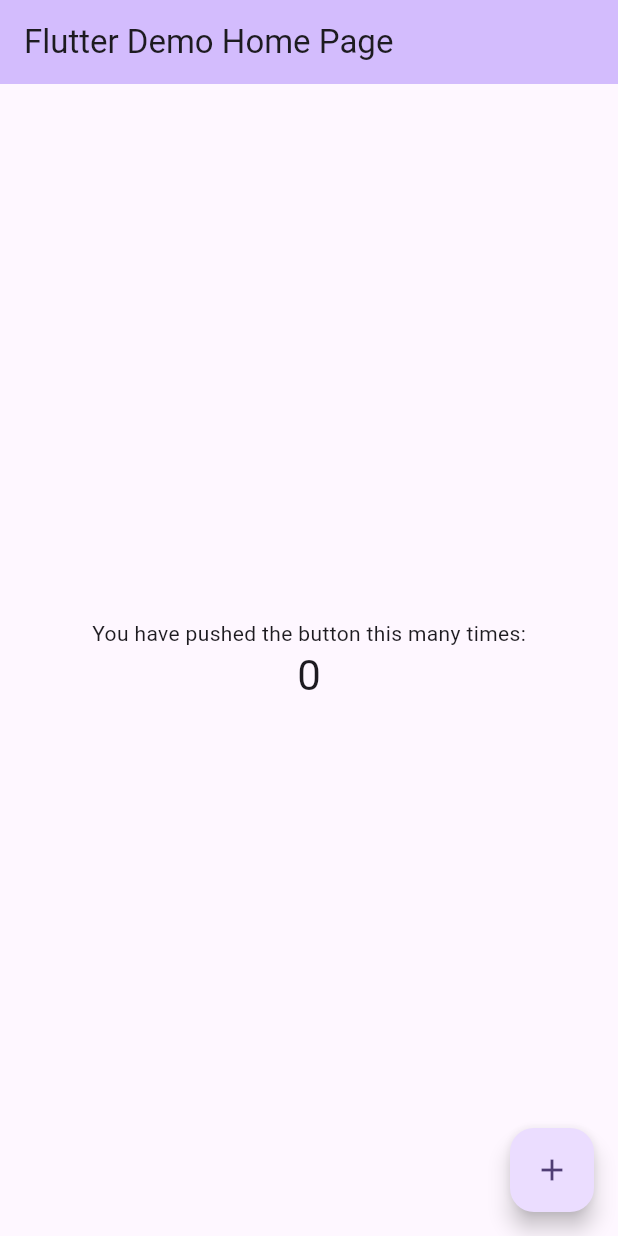
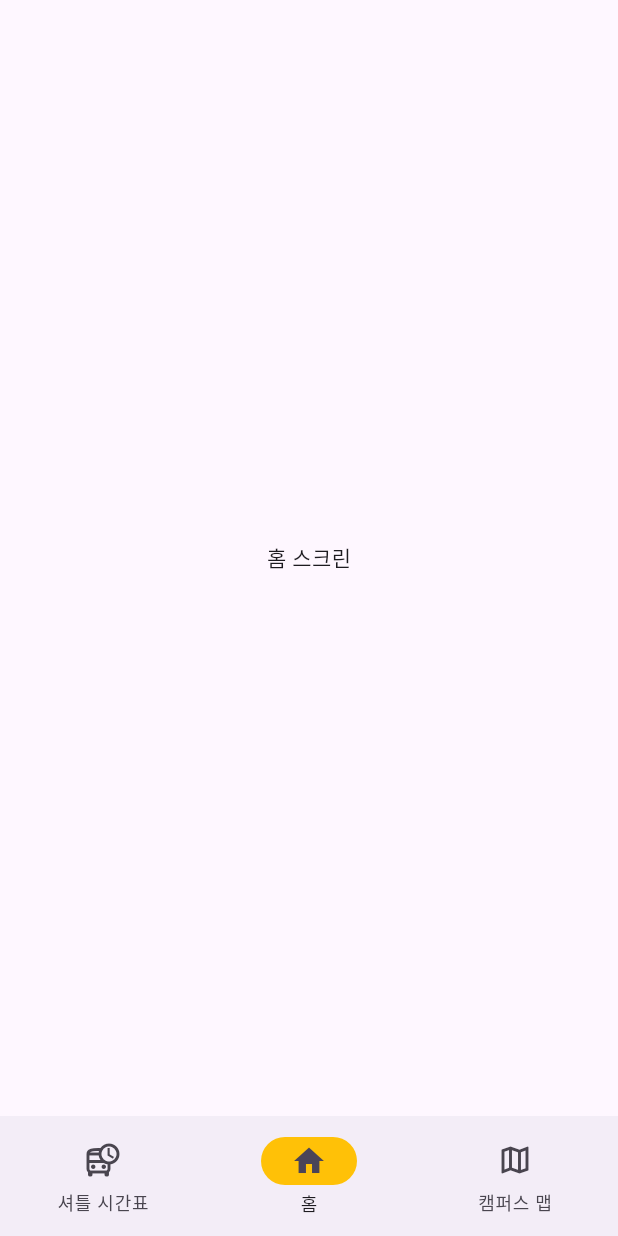
Before and after one commit to l22hs2/Campus-ShuttleBus-Noti, a Flutter app: the screen it shows after launch, on a phone screen of 412 x 824 dp. Run offline on Flutter 3.47's test engine with Material 3 defaults, Android fonts, the phone set to English and light mode, and no system bars.

Commit message:
네비게이션 바 구현

```diff
--- a/App/csn/lib/main.dart
+++ b/App/csn/lib/main.dart
@@ -1,125 +1,97 @@
+// import 'package:flutter/material.dart';
+
+// void main() {
+//   runApp(const MyApp());
+// }
+
+// class MyApp extends StatelessWidget {
+//   const MyApp({super.key});
+
+//   // This widget is the root of your application.
+//   @override
+//   Widget build(BuildContext context) {
+//     return MaterialApp(
+//       title: 'Flutter Demo',
+//       theme: ThemeData(
+//         colorScheme: ColorScheme.fromSeed(seedColor: Colors.deepPurple),
+//         useMaterial3: true,
+//       ),
+//       home: const MyHomePage(title: 'Flutter Demo Home Page'),
+//     );
+//   }
+// }
+
+import 'package:csn/screen/bus_schedule.dart';
 import 'package:flutter/material.dart';
 
-void main() {
-  runApp(const MyApp());
-}
+import 'screen/campus_map.dart';
+import 'screen/home_screen.dart';
 
-class MyApp extends StatelessWidget {
-  const MyApp({super.key});
+/// Flutter code sample for [NavigationBar].
 
-  // This widget is the root of your application.
+void main() => runApp(const NavigationBarApp());
+
+class NavigationBarApp extends StatelessWidget {
+  const NavigationBarApp({super.key});
+
   @override
   Widget build(BuildContext context) {
     return MaterialApp(
-      title: 'Flutter Demo',
-      theme: ThemeData(
-        // This is the theme of your application.
-        //
-        // TRY THIS: Try running your application with "flutter run". You'll see
-        // the application has a purple toolbar. Then, without quitting the app,
-        // try changing the seedColor in the colorScheme below to Colors.green
-        // and then invoke "hot reload" (save your changes or press the "hot
-        // reload" button in a Flutter-supported IDE, or press "r" if you used
-        // the command line to start the app).
-        //
-        // Notice that the counter didn't reset back to zero; the application
-        // state is not lost during the reload. To reset the state, use hot
-        // restart instead.
-        //
-        // This works for code too, not just values: Most code changes can be
-        // tested with just a hot reload.
-        colorScheme: ColorScheme.fromSeed(seedColor: Colors.deepPurple),
-        useMaterial3: true,
-      ),
-      home: const MyHomePage(title: 'Flutter Demo Home Page'),
+      theme: ThemeData(useMaterial3: true),
+      home: const NavigationExample(),
     );
   }
 }
 
-class MyHomePage extends StatefulWidget {
-  const MyHomePage({super.key, required this.title});
-
-  // This widget is the home page of your application. It is stateful, meaning
-  // that it has a State object (defined below) that contains fields that affect
-  // how it looks.
-
-  // This class is the configuration for the state. It holds the values (in this
-  // case the title) provided by the parent (in this case the App widget) and
-  // used by the build method of the State. Fields in a Widget subclass are
-  // always marked "final".
-
-  final String title;
+class NavigationExample extends StatefulWidget {
+  const NavigationExample({super.key});
 
   @override
-  State<MyHomePage> createState() => _MyHomePageState();
+  State<NavigationExample> createState() => _NavigationExampleState();
 }
 
-class _MyHomePageState extends State<MyHomePage> {
-  int _counter = 0;
-
-  void _incrementCounter() {
-    setState(() {
-      // This call to setState tells the Flutter framework that something has
-      // changed in this State, which causes it to rerun the build method below
-      // so that the display can reflect the updated values. If we changed
-      // _counter without calling setState(), then the build method would not be
-      // called again, and so nothing would appear to happen.
-      _counter++;
-    });
-  }
+class _NavigationExampleState extends State<NavigationExample> {
+  int currentPageIndex = 1;
 
   @override
   Widget build(BuildContext context) {
-    // This method is rerun every time setState is called, for instance as done
-    // by the _incrementCounter method above.
-    //
-    // The Flutter framework has been optimized to make rerunning build methods
-    // fast, so that you can just rebuild anything that needs updating rather
-    // than having to individually change instances of widgets.
+    final ThemeData theme = Theme.of(context);
     return Scaffold(
-      appBar: AppBar(
-        // TRY THIS: Try changing the color here to a specific color (to
-        // Colors.amber, perhaps?) and trigger a hot reload to see the AppBar
-        // change color while the other colors stay the same.
-        backgroundColor: Theme.of(context).colorScheme.inversePrimary,
-        // Here we take the value from the MyHomePage object that was created by
-        // the App.build method, and use it to set our appbar title.
-        title: Text(widget.title),
+      bottomNavigationBar: NavigationBar(
+        // 콜백 메서드. 한 destination이 선택되었을 때 호출. selectedIndex값 업데이트. NavigationBar Rebuild
+        onDestinationSelected: (int index) {
+          setState(() {
+            currentPageIndex = index; // 인덱스 변수 업데이트
+          });
+        },
+        indicatorColor: Colors.amber,
+        // 어떤 destination이 선택되었는지 결정
+        selectedIndex: currentPageIndex, // 인덱스 변수
+        // 아이콘 메뉴 (페이지 이동)
+        destinations: const <Widget>[
+          NavigationDestination(
+            selectedIcon: Icon(Icons.departure_board),
+            icon: Icon(Icons.departure_board_outlined),
+            label: '셔틀 시간표',
+          ),
+          NavigationDestination(
+            selectedIcon: Icon(Icons.home), // 선택되었을 때의 아이콘
+            icon: Icon(Icons.home_outlined),
+            label: '홈',
+          ),
+          NavigationDestination(
+            selectedIcon: Icon(Icons.map),
+            icon: Icon(Icons.map_outlined),
+            label: '캠퍼스 맵',
+          ),
+        ],
+        // animationDuration: Duration(seconds: 5), // 알약 애니메이션 시간 조절
       ),
-      body: Center(
-        // Center is a layout widget. It takes a single child and positions it
-        // in the middle of the parent.
-        child: Column(
-          // Column is also a layout widget. It takes a list of children and
-          // arranges them vertically. By default, it sizes itself to fit its
-          // children horizontally, and tries to be as tall as its parent.
-          //
-          // Column has various properties to control how it sizes itself and
-          // how it positions its children. Here we use mainAxisAlignment to
-          // center the children vertically; the main axis here is the vertical
-          // axis because Columns are vertical (the cross axis would be
-          // horizontal).
-          //
-          // TRY THIS: Invoke "debug painting" (choose the "Toggle Debug Paint"
-          // action in the IDE, or press "p" in the console), to see the
-          // wireframe for each widget.
-          mainAxisAlignment: MainAxisAlignment.center,
-          children: <Widget>[
-            const Text(
-              'You have pushed the button this many times:',
-            ),
-            Text(
-              '$_counter',
-              style: Theme.of(context).textTheme.headlineMedium,
-            ),
-          ],
-        ),
-      ),
-      floatingActionButton: FloatingActionButton(
-        onPressed: _incrementCounter,
-        tooltip: 'Increment',
-        child: const Icon(Icons.add),
-      ), // This trailing comma makes auto-formatting nicer for build methods.
+      body: <Widget>[
+        const BusSchedule(),
+        const HomeScreen(),
+        const CampusMap(),
+      ][currentPageIndex],
     );
   }
 }
--- /dev/null
+++ b/App/csn/lib/screen/home_screen.dart
@@ -0,0 +1,17 @@
+import 'package:flutter/material.dart';
+
+class HomeScreen extends StatefulWidget {
+  const HomeScreen({super.key});
+
+  @override
+  State<HomeScreen> createState() => _HomeScreenState();
+}
+
+class _HomeScreenState extends State<HomeScreen> {
+  @override
+  Widget build(BuildContext context) {
+    return Scaffold(
+      body: Center(child: Text('홈 스크린')),
+    );
+  }
+}
```
Also changed, not shown: App/csn/lib/screen/bus_schedule.dart (added, +35 -0 lines), App/csn/lib/screen/campus_map.dart (added, +54 -0 lines), 2 other files.
